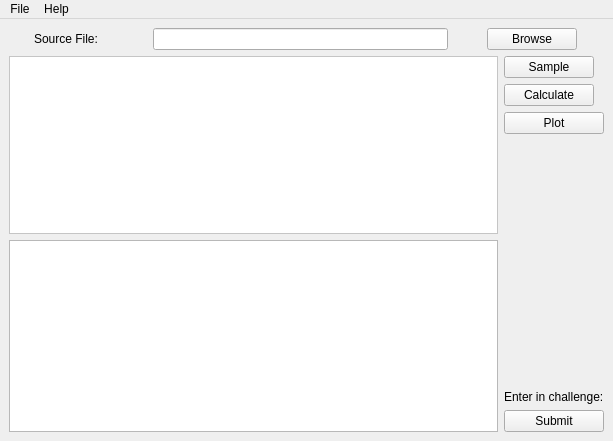
First picture: the form in GUI/MTChallenge.ui, repository SeeligA/woerdle-zehla, before the edit.
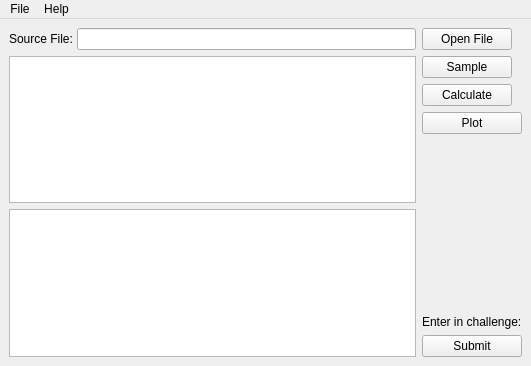
Second picture: the form after the edit.

Commit message: Add text box for output

Diff of the .ui file:
```diff
--- a/GUI/MTChallenge.ui
+++ b/GUI/MTChallenge.ui
@@ -2,14 +2,23 @@
 <ui version="4.0">
  <class>MainWindow</class>
  <widget class="QMainWindow" name="MainWindow">
+  <property name="enabled">
+   <bool>true</bool>
+  </property>
   <property name="geometry">
    <rect>
     <x>0</x>
     <y>0</y>
-    <width>613</width>
-    <height>441</height>
+    <width>531</width>
+    <height>366</height>
    </rect>
   </property>
+  <property name="sizePolicy">
+   <sizepolicy hsizetype="Preferred" vsizetype="Preferred">
+    <horstretch>5</horstretch>
+    <verstretch>0</verstretch>
+   </sizepolicy>
+  </property>
   <property name="minimumSize">
    <size>
     <width>531</width>
@@ -33,19 +42,32 @@
     <bool>true</bool>
    </property>
    <layout class="QGridLayout" name="gridLayout_4">
-    <item row="0" column="0" colspan="2">
+    <item row="1" column="0">
+     <layout class="QVBoxLayout" name="verticalLayout">
+      <item>
+       <widget class="QTextEdit" name="textOutput"/>
+      </item>
+      <item>
+       <widget class="QGraphicsView" name="graphicsView"/>
+      </item>
+     </layout>
+    </item>
+    <item row="0" column="0">
      <layout class="QGridLayout" name="gridLayout_2">
+      <property name="horizontalSpacing">
+       <number>0</number>
+      </property>
       <item row="0" column="2">
        <widget class="QLineEdit" name="input_file_line_edit">
         <property name="sizePolicy">
-         <sizepolicy hsizetype="Preferred" vsizetype="Fixed">
-          <horstretch>0</horstretch>
+         <sizepolicy hsizetype="Expanding" vsizetype="Fixed">
+          <horstretch>10</horstretch>
           <verstretch>0</verstretch>
          </sizepolicy>
         </property>
         <property name="maximumSize">
          <size>
-          <width>295</width>
+          <width>1500</width>
           <height>16777215</height>
          </size>
         </property>
@@ -63,116 +85,76 @@
          </size>
         </property>
         <property name="text">
-         <string>Source File:</string>
+         <string>Source File: </string>
         </property>
        </widget>
       </item>
-      <item row="0" column="1">
-       <spacer name="horizontalSpacer">
-        <property name="orientation">
-         <enum>Qt::Horizontal</enum>
-        </property>
-        <property name="sizeType">
-         <enum>QSizePolicy::Fixed</enum>
-        </property>
-        <property name="sizeHint" stdset="0">
-         <size>
-          <width>18</width>
-          <height>20</height>
-         </size>
-        </property>
-       </spacer>
-      </item>
-      <item row="0" column="4">
-       <widget class="QPushButton" name="browse_button">
-        <property name="enabled">
-         <bool>true</bool>
-        </property>
-        <property name="sizePolicy">
-         <sizepolicy hsizetype="Fixed" vsizetype="Fixed">
-          <horstretch>0</horstretch>
-          <verstretch>0</verstretch>
-         </sizepolicy>
-        </property>
-        <property name="maximumSize">
-         <size>
-          <width>90</width>
-          <height>25</height>
-         </size>
-        </property>
-        <property name="text">
-         <string>Browse</string>
-        </property>
-        <property name="autoDefault">
-         <bool>true</bool>
-        </property>
-        <property name="default">
-         <bool>false</bool>
-        </property>
-        <property name="flat">
-         <bool>false</bool>
-        </property>
-       </widget>
-      </item>
-      <item row="0" column="3">
-       <spacer name="verticalSpacer_2">
-        <property name="orientation">
-         <enum>Qt::Horizontal</enum>
-        </property>
-        <property name="sizeType">
-         <enum>QSizePolicy::Fixed</enum>
-        </property>
-        <property name="sizeHint" stdset="0">
-         <size>
-          <width>8</width>
-          <height>20</height>
-         </size>
-        </property>
-       </spacer>
-      </item>
      </layout>
     </item>
-    <item row="1" column="0">
-     <layout class="QVBoxLayout" name="verticalLayout">
-      <item>
-       <layout class="QGridLayout" name="gridLayout">
-        <item row="0" column="0">
-         <widget class="QScrollArea" name="text_output">
-          <property name="styleSheet">
-           <string notr="true">background-color: rgb(255, 255, 255);</string>
-          </property>
-          <property name="widgetResizable">
-           <bool>true</bool>
-          </property>
-          <widget class="QWidget" name="scrollAreaWidgetContents">
-           <property name="geometry">
-            <rect>
-             <x>0</x>
-             <y>0</y>
-             <width>492</width>
-             <height>167</height>
-            </rect>
-           </property>
-          </widget>
-         </widget>
-        </item>
-       </layout>
-      </item>
-      <item>
-       <widget class="QGraphicsView" name="graphicsView"/>
-      </item>
-     </layout>
-    </item>
-    <item row="1" column="1">
+    <item row="0" column="1" rowspan="2">
      <layout class="QGridLayout" name="gridLayout_3">
-      <item row="5" column="0">
+      <property name="horizontalSpacing">
+       <number>6</number>
+      </property>
+      <item row="7" column="0">
+       <widget class="QPushButton" name="submit_button">
+        <property name="enabled">
+         <bool>true</bool>
+        </property>
+        <property name="maximumSize">
+         <size>
+          <width>16777215</width>
+          <height>25</height>
+         </size>
+        </property>
+        <property name="toolTip">
+         <string>&lt;html&gt;&lt;head/&gt;&lt;body&gt;&lt;p&gt;Enter the project for translation&lt;/p&gt;&lt;/body&gt;&lt;/html&gt;</string>
+        </property>
+        <property name="text">
+         <string>Submit</string>
+        </property>
+       </widget>
+      </item>
+      <item row="3" column="0">
+       <widget class="QPushButton" name="plot_button">
+        <property name="enabled">
+         <bool>true</bool>
+        </property>
+        <property name="toolTip">
+         <string>&lt;html&gt;&lt;head/&gt;&lt;body&gt;&lt;p&gt;Show visualization of scoring results&lt;/p&gt;&lt;/body&gt;&lt;/html&gt;</string>
+        </property>
+        <property name="text">
+         <string>Plot</string>
+        </property>
+       </widget>
+      </item>
+      <item row="2" column="0">
+       <widget class="QPushButton" name="calculate_button">
+        <property name="enabled">
+         <bool>true</bool>
+        </property>
+        <property name="maximumSize">
+         <size>
+          <width>90</width>
+          <height>25</height>
+         </size>
+        </property>
+        <property name="toolTip">
+         <string>Calculate post-edit distance score</string>
+        </property>
+        <property name="text">
+         <string>Calculate</string>
+        </property>
+       </widget>
+      </item>
+      <item row="6" column="0">
        <widget class="QLabel" name="label">
         <property name="text">
          <string>Enter in challenge:</string>
         </property>
        </widget>
       </item>
-      <item row="4" column="0">
+      <item row="5" column="0">
        <spacer name="verticalSpacer">
         <property name="orientation">
          <enum>Qt::Vertical</enum>
@@ -185,17 +167,7 @@
         </property>
        </spacer>
       </item>
-      <item row="2" column="0">
-       <widget class="QPushButton" name="plot_button">
-        <property name="toolTip">
-         <string>&lt;html&gt;&lt;head/&gt;&lt;body&gt;&lt;p&gt;Show visualization of scoring results&lt;/p&gt;&lt;/body&gt;&lt;/html&gt;</string>
-        </property>
-        <property name="text">
-         <string>Plot</string>
-        </property>
-       </widget>
-      </item>
-      <item row="0" column="0">
+      <item row="1" column="0">
        <widget class="QPushButton" name="sample_button">
         <property name="enabled">
          <bool>true</bool>
@@ -212,26 +184,22 @@
         <property name="text">
          <string>Sample</string>
         </property>
+        <property name="checkable">
+         <bool>false</bool>
+        </property>
        </widget>
       </item>
-      <item row="6" column="0">
-       <widget class="QPushButton" name="submit_button">
-        <property name="maximumSize">
-         <size>
-          <width>16777215</width>
-          <height>25</height>
-         </size>
+      <item row="0" column="0">
+       <widget class="QPushButton" name="browse_button">
+        <property name="enabled">
+         <bool>true</bool>
         </property>
-        <property name="toolTip">
-         <string>&lt;html&gt;&lt;head/&gt;&lt;body&gt;&lt;p&gt;Enter the project for translation&lt;/p&gt;&lt;/body&gt;&lt;/html&gt;</string>
+        <property name="sizePolicy">
+         <sizepolicy hsizetype="Fixed" vsizetype="Fixed">
+          <horstretch>0</horstretch>
+          <verstretch>0</verstretch>
+         </sizepolicy>
         </property>
-        <property name="text">
-         <string>Submit</string>
-        </property>
-       </widget>
-      </item>
-      <item row="1" column="0">
-       <widget class="QPushButton" name="calculate_button">
         <property name="maximumSize">
          <size>
           <width>90</width>
@@ -242,7 +210,16 @@
          <string>Calculate post-edit distance score</string>
         </property>
         <property name="text">
-         <string>Calculate</string>
+         <string>Open File</string>
+        </property>
+        <property name="autoDefault">
+         <bool>true</bool>
+        </property>
+        <property name="default">
+         <bool>false</bool>
+        </property>
+        <property name="flat">
+         <bool>false</bool>
         </property>
        </widget>
       </item>
@@ -255,7 +232,7 @@
     <rect>
      <x>0</x>
      <y>0</y>
-     <width>613</width>
+     <width>531</width>
      <height>21</height>
     </rect>
    </property>
```
Left out of the diff: 12 changed lines with no effect on the pictures. The commit also changes 1 other file.
